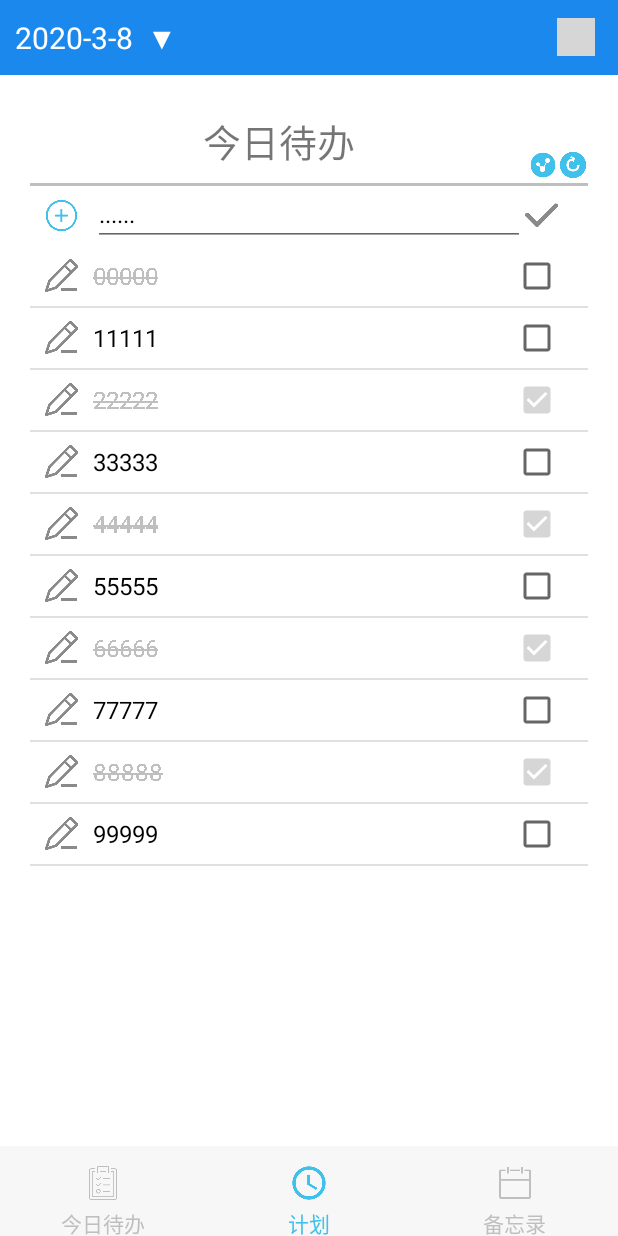
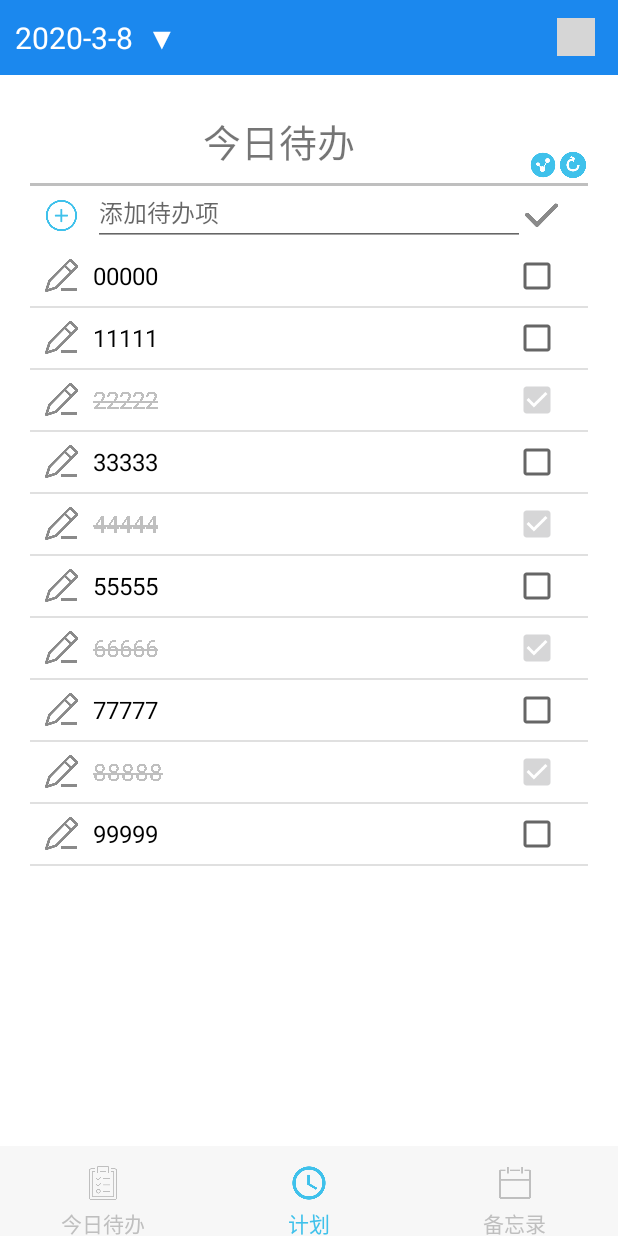
Before and after one commit to kinglc/GraduationProject, an Android app: the fragment TodoFragment placed in its activity, after a tap on an icon or button, on a phone screen of 412 x 824 dp. Run offline under Robolectric (Android 15) with nearby library versions, the phone set to English and light mode, and no system bars; grey boxes are pictures that could not be loaded.

Commit message:
todo完成，添加还有bug

```diff
--- a/TimeBlock/app/src/main/java/com/king/block/content/TodoAdapter.java
+++ b/TimeBlock/app/src/main/java/com/king/block/content/TodoAdapter.java
@@ -52,57 +52,59 @@
                     if(lastEdit>-1){
                         turnOutEdit();
                     }
-                    if(!viewHolder.todo_checked.isChecked()) {
                     turnInEdit(position);
-                        lastEdit = position;
-                    }
                 }
             });
             viewHolder.todo_save.setOnClickListener(new View.OnClickListener() {
                 @Override
                 public void onClick(View v) {
                     turnOutEdit();
-                    //未完成-更新数据
+                    //未完成-更新数据库
 //                    updateTodo(position);
                 }
             });
             viewHolder.todo_checked.setOnClickListener(new View.OnClickListener(){
                 @Override
                 public void onClick(View v) {
-                    if(viewHolder.todo_checked.isChecked()){
-                        Toast.makeText(getContext(),"checked",Toast.LENGTH_SHORT).show();
-                    }else{
-
-                        Toast.makeText(getContext(),"not checked",Toast.LENGTH_SHORT).show();
-                    }
+                    View view = mListView.getChildAt(position - mListView.getFirstVisiblePosition());
+                    ViewHolder holder = (ViewHolder) view.getTag();
+                    initHolder(view,holder);
+                    changeStyle(holder,holder.todo_checked.isChecked());
                 }
             });
             convertView.setTag(viewHolder);
         }else{
             viewHolder = (ViewHolder) convertView.getTag();
         }
-        if(todo.isChecked()){
-            viewHolder.todo_title.getPaint().setFlags(Paint.STRIKE_THRU_TEXT_FLAG);
-            viewHolder.todo_title.setTextColor(Color.parseColor("#bfbfbf"));
-        }else{
-            viewHolder.todo_title.setPaintFlags(viewHolder.todo_title.getPaintFlags() & (~Paint.STRIKE_THRU_TEXT_FLAG));
-            viewHolder.todo_title.setTextColor(Color.parseColor("#000000"));
-        }
+        changeStyle(viewHolder,todo.isChecked());
         viewHolder.todo_title.setText(todo.getTitle());
         viewHolder.todo_checked.setChecked(todo.isChecked());
         return convertView;
+    }
+
+    private void changeStyle(ViewHolder vh, boolean isChecked){
+        if(isChecked){
+            vh.todo_title.getPaint().setFlags(Paint.STRIKE_THRU_TEXT_FLAG);
+            vh.todo_title.setTextColor(Color.parseColor("#bfbfbf"));
+        }else{
+            vh.todo_title.setPaintFlags(viewHolder.todo_title.getPaintFlags() & (~Paint.STRIKE_THRU_TEXT_FLAG));
+            vh.todo_title.setTextColor(Color.parseColor("#000000"));
+        }
     }
 
     private void turnInEdit(int position){
         View view = mListView.getChildAt(position - mListView.getFirstVisiblePosition());
         ViewHolder holder = (ViewHolder) view.getTag();
         initHolder(view,holder);
+        if(!holder.todo_checked.isChecked()) {
             holder.todo_input.setText(holder.todo_title.getText());
             holder.todo_edit.setVisibility(View.INVISIBLE);
             holder.todo_title.setVisibility(View.GONE);
             holder.todo_checked.setVisibility(View.GONE);
             holder.todo_input.setVisibility(View.VISIBLE);
             holder.todo_save.setVisibility(View.VISIBLE);
+            lastEdit = position;
+        }
     }
 
     public void turnOutEdit(){
@@ -110,8 +112,6 @@
         ViewHolder holder = (ViewHolder) view.getTag();
         initHolder(view,holder);
         holder.todo_title.setText(holder.todo_input.getText());
-//        updateView(view,lastEdit,holder.todo_title.getText().toString(),holder.todo_checked.isChecked());
-//        todo.setTitle(holder.todo_title.getText().toString());
         holder.todo_edit.setVisibility(View.VISIBLE);
         holder.todo_title.setVisibility(View.VISIBLE);
         holder.todo_checked.setVisibility(View.VISIBLE);
@@ -129,17 +129,6 @@
         vh.todo_save = (ImageView)v.findViewById(R.id.todo_save);
     }
 
-//    public void updateView(View view, int itemIndex,String title,boolean checked) {
-//        if (view == null) {
-//            return;
-//        }
-//        //从view中取得holder
-//        ViewHolder holder = (ViewHolder) view.getTag();
-//        initHolder(view,holder);
-//        holder.todo_title.setText(title);
-//        holder.todo_checked.setChecked(checked);
-//    }
-
     public ListView getListView() {
         return mListView;
     }
--- a/TimeBlock/app/src/main/java/com/king/block/content/TodoFragment.java
+++ b/TimeBlock/app/src/main/java/com/king/block/content/TodoFragment.java
@@ -114,6 +114,8 @@
             @Override
             public void onClick(View v) {
                 TextView title = (TextView)view.findViewById(R.id.todo_addinput);
+                Todo todo = new Todo(111,title.getText().toString(),false);
+                todo_list.add(todo);
 //  未完成-提交数据
             }
         });
--- a/TimeBlock/app/src/main/res/layout/fragment_todo.xml
+++ b/TimeBlock/app/src/main/res/layout/fragment_todo.xml
@@ -57,7 +57,7 @@
                 android:layout_weight="1"
                 android:layout_gravity="center"
                 android:id="@+id/todo_addinput"
-                android:text="......"
+                android:hint="添加待办项"
                 android:textSize="16dp"
                 android:textColor="#000000"
                 android:layout_marginLeft="10dp" />
```
Lines whose indentation alone changed are shown as unchanged.
